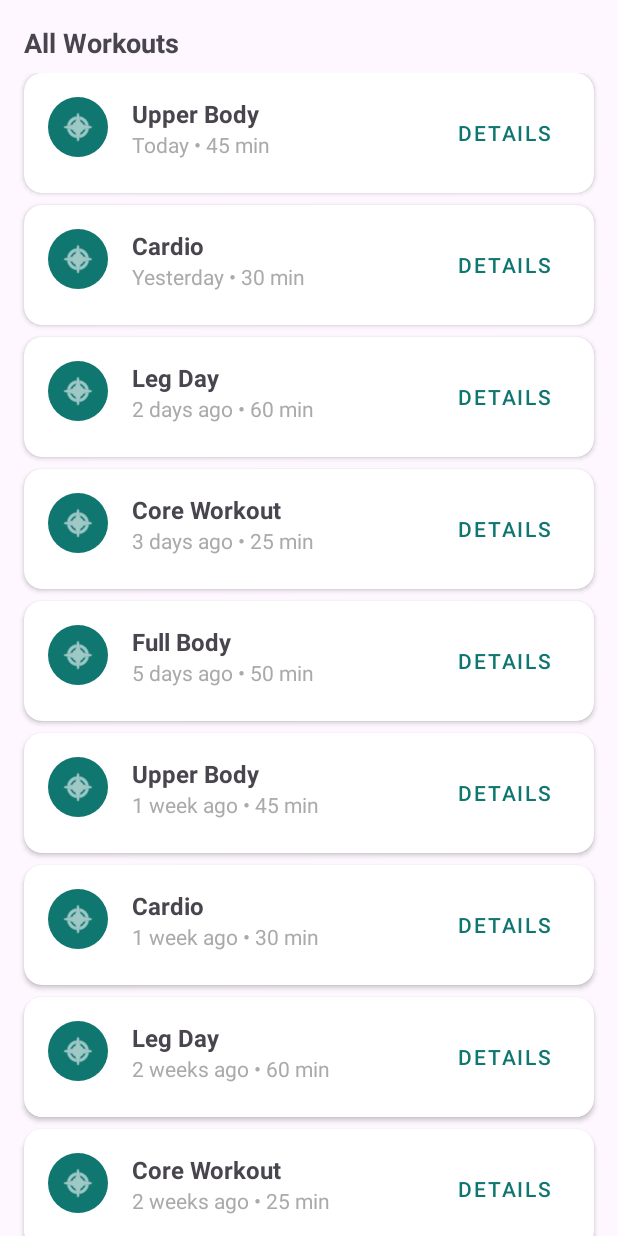
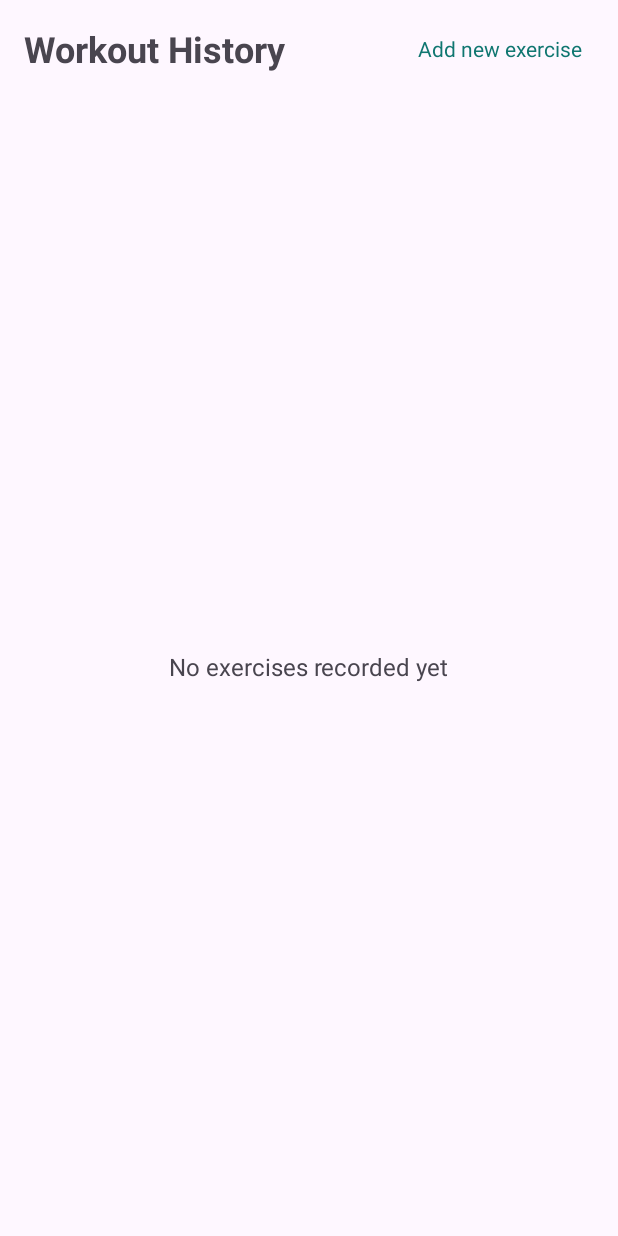
Before and after one commit to qurore/fit-track, an Android app: the fragment WorkoutHistoryFragment shown on its own in the app's theme, on a phone screen of 412 x 824 dp. Run offline under Robolectric (Android 15) with nearby library versions, the light colour scheme and no system bars; our stand-ins replace Firebase (no records; nobody signed in at launch, a user with empty details on screens opened directly), Volley.

Commit message:
added get exercise list functionality

```diff
--- a/app/build.gradle.kts
+++ b/app/build.gradle.kts
@@ -65,6 +65,9 @@ dependencies {
     implementation("androidx.core:core:1.12.0")
     implementation("androidx.window:window:1.2.0")
 
+    // SwipeRefreshLayout dependency
+    implementation("androidx.swiperefreshlayout:swiperefreshlayout:1.1.0")
+
     // Original MongoDB Java Driver with packaging exclusions and excluding bson-record-codec
     // implementation("org.mongodb:mongodb-driver-sync:4.9.1") {
     //     exclude(group = "org.mongodb", module = "bson-record-codec")
--- a/app/src/main/java/com/github/qurore/fittrack/WorkoutHistoryFragment.java
+++ b/app/src/main/java/com/github/qurore/fittrack/WorkoutHistoryFragment.java
@@ -1,24 +1,40 @@
 package com.github.qurore.fittrack;
 
+import android.content.Intent;
 import android.os.Bundle;
 import android.view.LayoutInflater;
 import android.view.View;
 import android.view.ViewGroup;
-import android.widget.Button;
 import android.widget.TextView;
+import android.widget.Toast;
 
 import androidx.annotation.NonNull;
 import androidx.annotation.Nullable;
 import androidx.fragment.app.Fragment;
 import androidx.recyclerview.widget.LinearLayoutManager;
 import androidx.recyclerview.widget.RecyclerView;
+import androidx.swiperefreshlayout.widget.SwipeRefreshLayout;
 
-import java.util.Arrays;
+import com.github.qurore.fittrack.services.ExerciseService;
+
+import org.json.JSONObject;
+
+import java.text.SimpleDateFormat;
+import java.util.ArrayList;
+import java.util.Date;
 import java.util.List;
+import java.util.Locale;
+import java.util.TimeZone;
 
 public class WorkoutHistoryFragment extends Fragment {
+    private static final String TAG = "WorkoutHistoryFragment";
 
     private RecyclerView workoutHistoryList;
+    private SwipeRefreshLayout swipeRefreshLayout;
+    private ExerciseService exerciseService;
+    private WorkoutHistoryAdapter adapter;
+    private TextView noExercisesText;
+    private TextView addExerciseLink;
 
     public static WorkoutHistoryFragment newInstance() {
         return new WorkoutHistoryFragment();
@@ -34,31 +50,106 @@ public class WorkoutHistoryFragment extends Fragment {
     public void onViewCreated(@NonNull View view, @Nullable Bundle savedInstanceState) {
         super.onViewCreated(view, savedInstanceState);
 
-        // Initialize RecyclerView
+        exerciseService = new ExerciseService(requireContext());
+
+        // Initialize views
         workoutHistoryList = view.findViewById(R.id.workoutHistoryList);
+        swipeRefreshLayout = view.findViewById(R.id.swipeRefreshLayout);
+        noExercisesText = view.findViewById(R.id.noExercisesText);
+        addExerciseLink = view.findViewById(R.id.addExerciseLink);
+
+        // Set up RecyclerView
         workoutHistoryList.setLayoutManager(new LinearLayoutManager(getContext()));
 
-        // Set up with sample data (in a real app, this would come from a database)
-        setupWorkoutHistoryList();
+        // Initialize SwipeRefreshLayout
+        swipeRefreshLayout.setOnRefreshListener(this::loadExercises);
+
+        // Initialize adapter with empty list
+        adapter = new WorkoutHistoryAdapter(new ArrayList<>());
+        workoutHistoryList.setAdapter(adapter);
+
+        // Set up add exercise link
+        addExerciseLink.setOnClickListener(v -> {
+            // Navigate to workout selection screen
+            if (getActivity() instanceof DashboardActivity) {
+                ((DashboardActivity) getActivity()).showWorkoutContent();
+            }
+        });
+
+        // Load exercises
+        loadExercises();
     }
 
-    private void setupWorkoutHistoryList() {
-        // Sample data - in a real app, this would load from a database
-        List<WorkoutHistoryItem> workouts = Arrays.asList(
-            new WorkoutHistoryItem("Upper Body", "Today • 45 min"),
-            new WorkoutHistoryItem("Cardio", "Yesterday • 30 min"),
-            new WorkoutHistoryItem("Leg Day", "2 days ago • 60 min"),
-            new WorkoutHistoryItem("Core Workout", "3 days ago • 25 min"),
-            new WorkoutHistoryItem("Full Body", "5 days ago • 50 min"),
-            new WorkoutHistoryItem("Upper Body", "1 week ago • 45 min"),
-            new WorkoutHistoryItem("Cardio", "1 week ago • 30 min"),
-            new WorkoutHistoryItem("Leg Day", "2 weeks ago • 60 min"),
-            new WorkoutHistoryItem("Core Workout", "2 weeks ago • 25 min"),
-            new WorkoutHistoryItem("Full Body", "3 weeks ago • 50 min")
-        );
+    private void loadExercises() {
+        swipeRefreshLayout.setRefreshing(true);
 
-        WorkoutHistoryAdapter adapter = new WorkoutHistoryAdapter(workouts);
-        workoutHistoryList.setAdapter(adapter);
+        exerciseService.getAllExercises(new ExerciseService.ExerciseCallback() {
+            @Override
+            public void onSuccess(List<JSONObject> exercises) {
+                if (isAdded()) {  // Check if fragment is still attached to activity
+                    swipeRefreshLayout.setRefreshing(false);
+                    List<WorkoutHistoryItem> workoutItems = convertToWorkoutItems(exercises);
+                    adapter.updateData(workoutItems);
+
+                    // Update visibility based on data
+                    if (workoutItems.isEmpty()) {
+                        noExercisesText.setVisibility(View.VISIBLE);
+                        workoutHistoryList.setVisibility(View.GONE);
+                    } else {
+                        noExercisesText.setVisibility(View.GONE);
+                        workoutHistoryList.setVisibility(View.VISIBLE);
+                    }
+                }
+            }
+
+            @Override
+            public void onError(String error) {
+                if (isAdded()) {  // Check if fragment is still attached to activity
+                    swipeRefreshLayout.setRefreshing(false);
+                    Toast.makeText(getContext(), error, Toast.LENGTH_SHORT).show();
+
+                    // Show no exercises text on error
+                    noExercisesText.setVisibility(View.VISIBLE);
+                    workoutHistoryList.setVisibility(View.GONE);
+                }
+            }
+        });
+    }
+
+    private List<WorkoutHistoryItem> convertToWorkoutItems(List<JSONObject> exercises) {
+        List<WorkoutHistoryItem> items = new ArrayList<>();
+        SimpleDateFormat dateFormat = new SimpleDateFormat("MMM dd, yyyy • HH:mm", Locale.getDefault());
+        dateFormat.setTimeZone(TimeZone.getDefault());
+
+        for (JSONObject exercise : exercises) {
+            try {
+                String name = exercise.getString("exercise_name");
+                long startTime = exercise.getLong("start_time");
+                int duration = exercise.getInt("duration");
+
+                // Format the date
+                String formattedDate = dateFormat.format(new Date(startTime));
+
+                // Format duration
+                String formattedDuration = formatDuration(duration);
+
+                items.add(new WorkoutHistoryItem(name, formattedDate + " • " + formattedDuration));
+            } catch (Exception e) {
+                // Skip invalid entries
+                continue;
+            }
+        }
+
+        return items;
+    }
+
+    private String formatDuration(int seconds) {
+        if (seconds < 60) {
+            return seconds + " sec";
+        } else {
+            int minutes = seconds / 60;
+            return minutes + " min";
+        }
     }
 
     // Data class for workout history items
@@ -73,35 +164,31 @@ public class WorkoutHistoryFragment extends Fragment {
     }
 
     // Adapter for workout history items
-    private class WorkoutHistoryAdapter extends RecyclerView.Adapter<WorkoutHistoryAdapter.ViewHolder> {
+    private static class WorkoutHistoryAdapter extends RecyclerView.Adapter<WorkoutHistoryAdapter.ViewHolder> {
         private List<WorkoutHistoryItem> workouts;
 
         WorkoutHistoryAdapter(List<WorkoutHistoryItem> workouts) {
             this.workouts = workouts;
         }
 
+        void updateData(List<WorkoutHistoryItem> newWorkouts) {
+            this.workouts = newWorkouts;
+            notifyDataSetChanged();
+        }
+
         @NonNull
         @Override
         public ViewHolder onCreateViewHolder(@NonNull ViewGroup parent, int viewType) {
             View view = LayoutInflater.from(parent.getContext())
-                    .inflate(R.layout.item_recent_workout, parent, false);
+                .inflate(R.layout.item_workout_history, parent, false);
             return new ViewHolder(view);
         }
 
         @Override
         public void onBindViewHolder(@NonNull ViewHolder holder, int position) {
             WorkoutHistoryItem workout = workouts.get(position);
-
             holder.workoutName.setText(workout.name);
             holder.workoutTime.setText(workout.time);
-
-            holder.detailsButton.setOnClickListener(v -> {
-                // Handle details button click - navigate to workout details
-                // For now, just showing a placeholder implementation
-                if (getActivity() != null) {
-                    // In a real app, you would navigate to a workout details activity/fragment
-                }
-            });
         }
 
         @Override
@@ -109,16 +196,14 @@ public class WorkoutHistoryFragment extends Fragment {
             return workouts.size();
         }
 
-        class ViewHolder extends RecyclerView.ViewHolder {
+        static class ViewHolder extends RecyclerView.ViewHolder {
             TextView workoutName;
             TextView workoutTime;
-            Button detailsButton;
 
             ViewHolder(View itemView) {
                 super(itemView);
                 workoutName = itemView.findViewById(R.id.workoutName);
                 workoutTime = itemView.findViewById(R.id.workoutTime);
-                detailsButton = itemView.findViewById(R.id.detailsButton);
             }
         }
     }
--- /dev/null
+++ b/app/src/main/java/com/github/qurore/fittrack/services/ExerciseService.java
@@ -0,0 +1,90 @@
+package com.github.qurore.fittrack.services;
+
+import android.content.Context;
+import android.util.Log;
+
+import com.android.volley.Request;
+import com.android.volley.RequestQueue;
+import com.android.volley.Response;
+import com.android.volley.VolleyError;
+import com.android.volley.toolbox.JsonArrayRequest;
+import com.android.volley.toolbox.Volley;
+import com.google.firebase.auth.FirebaseAuth;
+import com.google.firebase.auth.FirebaseUser;
+
+import org.json.JSONArray;
+import org.json.JSONObject;
+
+import java.util.ArrayList;
+import java.util.HashMap;
+import java.util.List;
+import java.util.Map;
+
+public class ExerciseService {
+    private static final String TAG = "ExerciseService";
+    private static final String API_URL = "https://xg95njnqd7.execute-api.us-west-2.amazonaws.com/Prod/exercises";
+
+    private final RequestQueue requestQueue;
+    private final FirebaseAuth mAuth;
+
+    public interface ExerciseCallback {
+        void onSuccess(List<JSONObject> exercises);
+        void onError(String error);
+    }
+
+    public ExerciseService(Context context) {
+        requestQueue = Volley.newRequestQueue(context);
+        mAuth = FirebaseAuth.getInstance();
+    }
+
+    public void getAllExercises(ExerciseCallback callback) {
+        FirebaseUser currentUser = mAuth.getCurrentUser();
+        if (currentUser == null) {
+            callback.onError("User not authenticated");
+            return;
+        }
+
+        currentUser.getIdToken(true)
+            .addOnCompleteListener(task -> {
+                if (task.isSuccessful()) {
+                    String idToken = task.getResult().getToken();
+                    fetchExercises(idToken, callback);
+                } else {
+                    callback.onError("Failed to get authentication token");
+                }
+            });
+    }
+
+    private void fetchExercises(String idToken, ExerciseCallback callback) {
+        JsonArrayRequest request = new JsonArrayRequest(
+            Request.Method.GET,
+            API_URL,
+            null,
+            response -> {
+                try {
+                    List<JSONObject> exercises = new ArrayList<>();
+                    for (int i = 0; i < response.length(); i++) {
+                        exercises.add(response.getJSONObject(i));
+                    }
+                    callback.onSuccess(exercises);
+                } catch (Exception e) {
+                    Log.e(TAG, "Error parsing exercise data", e);
+                    callback.onError("Error parsing exercise data");
+                }
+            },
+            error -> {
+                Log.e(TAG, "Error fetching exercises: " + error.toString());
+                callback.onError("Error fetching exercises");
+            }
+        ) {
+            @Override
+            public Map<String, String> getHeaders() {
+                Map<String, String> headers = new HashMap<>();
+                headers.put("Authorization", "Bearer " + idToken);
+                return headers;
+            }
+        };
+
+        requestQueue.add(request);
+    }
+}
--- a/app/src/main/res/layout/activity_dashboard.xml
+++ b/app/src/main/res/layout/activity_dashboard.xml
@@ -48,7 +48,7 @@
                 android:background="?attr/selectableItemBackgroundBorderless"
                 android:contentDescription="Settings"
                 android:src="@drawable/ic_settings_24"
-                android:tint="@android:color/white" />
+                app:tint="@android:color/white" />
         </LinearLayout>
     </androidx.appcompat.widget.Toolbar>
 
--- a/app/src/main/res/layout/layout_workout_history_content.xml
+++ b/app/src/main/res/layout/layout_workout_history_content.xml
@@ -6,25 +6,73 @@
     android:layout_height="match_parent">
 
     <TextView
-        android:id="@+id/workoutHistoryTitle"
+        android:id="@+id/historyTitle"
         android:layout_width="wrap_content"
         android:layout_height="wrap_content"
         android:layout_marginStart="16dp"
         android:layout_marginTop="16dp"
-        android:text="All Workouts"
-        android:textSize="18sp"
+        android:text="Workout History"
+        android:textSize="24sp"
         android:textStyle="bold"
         app:layout_constraintStart_toStartOf="parent"
         app:layout_constraintTop_toTopOf="parent" />
 
-    <androidx.recyclerview.widget.RecyclerView
-        android:id="@+id/workoutHistoryList"
-        android:layout_width="match_parent"
+    <TextView
+        android:id="@+id/addExerciseLink"
+        android:layout_width="wrap_content"
+        android:layout_height="wrap_content"
+        android:layout_marginEnd="16dp"
+        android:text="Add new exercise"
+        android:textColor="@color/colorPrimary"
+        android:padding="8dp"
+        android:clickable="true"
+        android:focusable="true"
+        android:background="?attr/selectableItemBackground"
+        app:layout_constraintEnd_toEndOf="parent"
+        app:layout_constraintTop_toTopOf="@id/historyTitle"
+        app:layout_constraintBottom_toBottomOf="@id/historyTitle" />
+
+    <androidx.swiperefreshlayout.widget.SwipeRefreshLayout
+        android:id="@+id/swipeRefreshLayout"
+        android:layout_width="0dp"
         android:layout_height="0dp"
-        android:layout_marginTop="8dp"
-        android:clipToPadding="false"
-        android:paddingBottom="16dp"
+        android:layout_marginTop="16dp"
         app:layout_constraintBottom_toBottomOf="parent"
-        app:layout_constraintTop_toBottomOf="@id/workoutHistoryTitle" />
+        app:layout_constraintEnd_toEndOf="parent"
+        app:layout_constraintStart_toStartOf="parent"
+        app:layout_constraintTop_toBottomOf="@id/historyTitle">
+
+        <FrameLayout
+            android:layout_width="match_parent"
+            android:layout_height="match_parent">
+
+            <androidx.recyclerview.widget.RecyclerView
+                android:id="@+id/workoutHistoryList"
+                android:layout_width="match_parent"
+                android:layout_height="match_parent"
+                android:clipToPadding="false"
+                android:paddingBottom="16dp"
+                app:layout_constraintBottom_toBottomOf="parent"
+                app:layout_constraintEnd_toEndOf="parent"
+                app:layout_constraintStart_toStartOf="parent"
+                app:layout_constraintTop_toBottomOf="@id/historyTitle" />
+
+            <TextView
+                android:id="@+id/noExercisesText"
+                android:layout_width="wrap_content"
+                android:layout_height="wrap_content"
+                android:layout_gravity="center"
+                android:text="No exercises recorded yet"
+                android:textSize="16sp"
+                android:textColor="?android:textColorSecondary"
+                android:visibility="gone"
+                app:layout_constraintBottom_toBottomOf="parent"
+                app:layout_constraintEnd_toEndOf="parent"
+                app:layout_constraintStart_toStartOf="parent"
+                app:layout_constraintTop_toBottomOf="@id/workoutHistoryList" />
+
+        </FrameLayout>
+
+    </androidx.swiperefreshlayout.widget.SwipeRefreshLayout>
 
 </androidx.constraintlayout.widget.ConstraintLayout>
```
Also changed, not shown: app/src/main/java/com/github/qurore/fittrack/DashboardActivity.java (+11 -16 lines), app/src/main/res/layout/item_workout_history.xml (added, +40 -0 lines), 1 other file.
